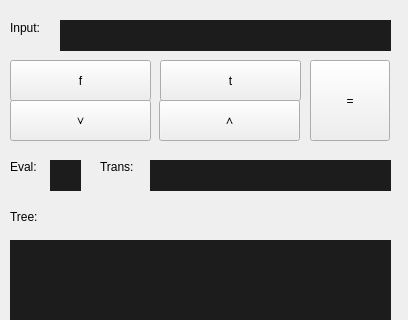
The window that src/example/components/main.ui (Tapple214/compiler-starter-project) describes before a commit, drawn with Qt 5; both pictures show x 0 to 408 and y 0 to 320 of the 408 by 600 pixel window.
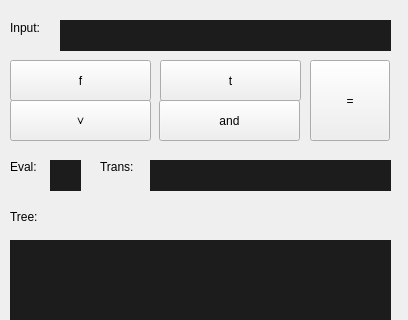
The same window after the commit.

The edit to the form file:
```diff
--- a/src/example/components/main.ui
+++ b/src/example/components/main.ui
@@ -77,7 +77,7 @@
      </rect>
     </property>
     <property name="text">
-     <string>∧</string>
+     <string>and</string>
     </property>
    </widget>
    <widget class="QLabel" name="input_label">
```
